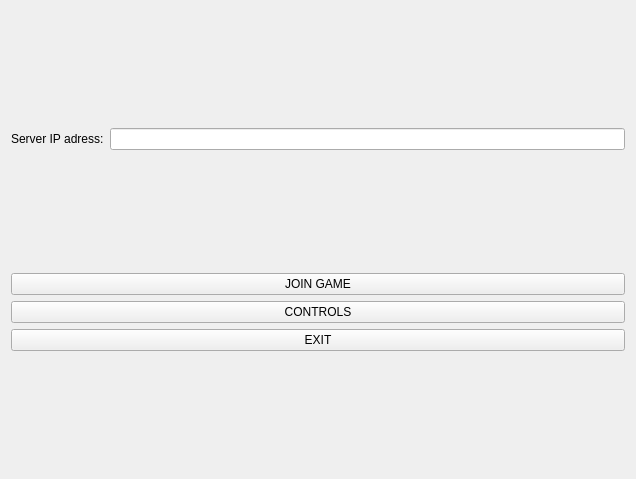
alekseypivovar/airplanes_client, file Menu.ui: the form before one commit.
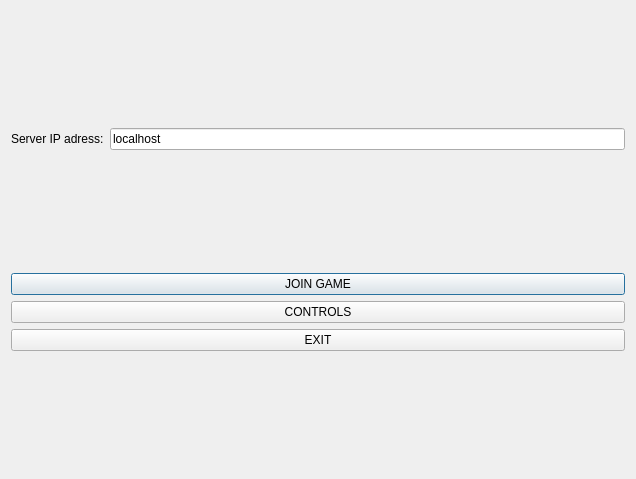
The form after the commit.

```diff
--- a/Menu.ui
+++ b/Menu.ui
@@ -25,7 +25,11 @@
        </widget>
       </item>
       <item>
-       <widget class="QLineEdit" name="lineEdit_ip"/>
+       <widget class="QLineEdit" name="lineEdit_ip">
+        <property name="text">
+         <string>localhost</string>
+        </property>
+       </widget>
       </item>
      </layout>
     </item>
@@ -36,6 +40,9 @@
         <property name="text">
          <string>JOIN GAME</string>
         </property>
+        <property name="default">
+         <bool>true</bool>
+        </property>
        </widget>
       </item>
       <item>
```
